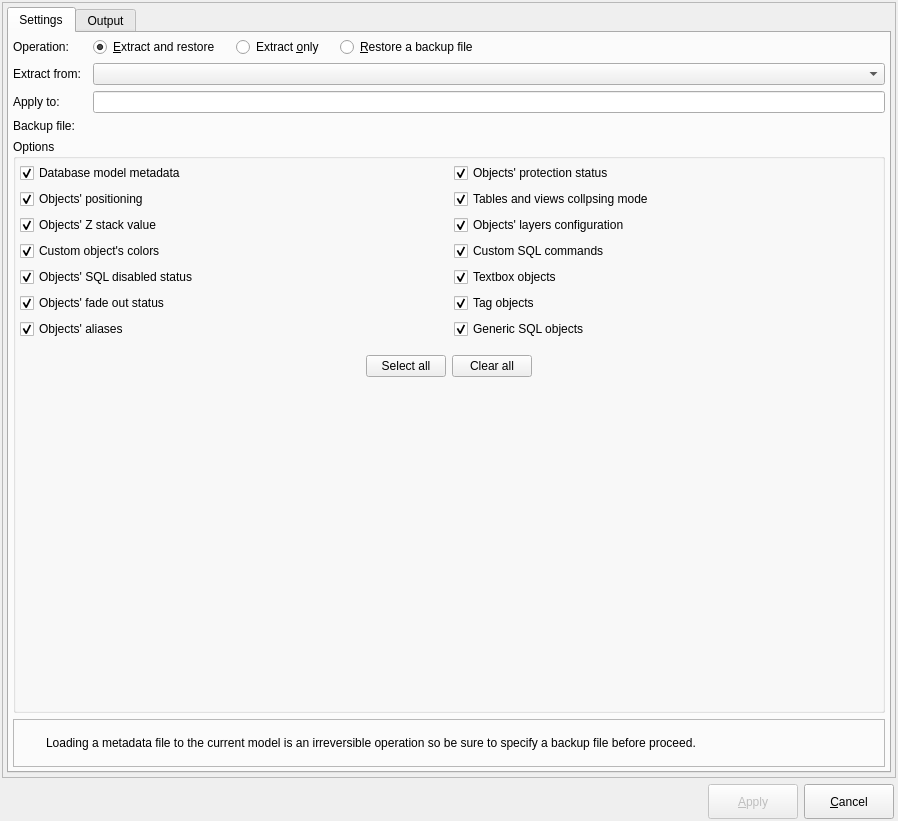
The window that libpgmodeler_ui/ui/metadatahandlingform.ui (pgmodeler/pgmodeler) describes before a commit, drawn with Qt 5.
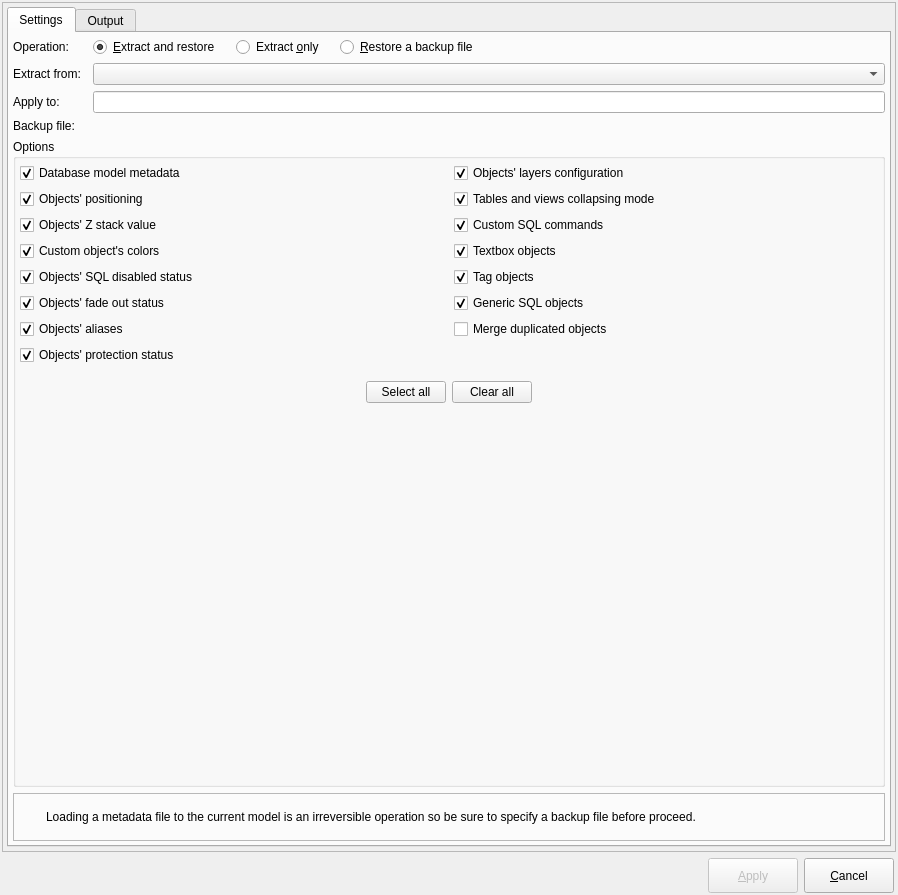
The same window after the commit. Icons and pictures are not drawn.

Commit message: Added an option to the metadata handling operation that serves to indicate if duplicated objects (textboxes, tags, generic sql) must be merged or not.

Diff of the .ui file:
```diff
--- a/libpgmodeler_ui/ui/metadatahandlingform.ui
+++ b/libpgmodeler_ui/ui/metadatahandlingform.ui
@@ -7,7 +7,7 @@
     <x>0</x>
     <y>0</y>
     <width>898</width>
-    <height>821</height>
+    <height>895</height>
    </rect>
   </property>
   <property name="windowTitle">
@@ -466,28 +466,6 @@
                </property>
               </widget>
              </item>
-             <item row="0" column="1">
-              <widget class="QCheckBox" name="objs_protection_chk">
-               <property name="sizePolicy">
-                <sizepolicy hsizetype="Preferred" vsizetype="Fixed">
-                 <horstretch>0</horstretch>
-                 <verstretch>0</verstretch>
-                </sizepolicy>
-               </property>
-               <property name="toolTip">
-                <string>Handles the objects' protection status in the metadata file.</string>
-               </property>
-               <property name="statusTip">
-                <string/>
-               </property>
-               <property name="text">
-                <string>Objects' protection status</string>
-               </property>
-               <property name="checked">
-                <bool>true</bool>
-               </property>
-              </widget>
-             </item>
              <item row="5" column="0">
               <widget class="QCheckBox" name="objs_sql_disabled_chk">
                <property name="sizePolicy">
@@ -525,7 +503,7 @@
                 <string/>
                </property>
                <property name="text">
-                <string>Tables and views collpsing mode</string>
+                <string>Tables and views collapsing mode</string>
                </property>
                <property name="checked">
                 <bool>true</bool>
@@ -611,8 +589,8 @@
                </property>
               </widget>
              </item>
-             <item row="7" column="1">
-              <widget class="QCheckBox" name="generic_sql_objs_chk">
+             <item row="8" column="0">
+              <widget class="QCheckBox" name="objs_protection_chk">
                <property name="sizePolicy">
                 <sizepolicy hsizetype="Preferred" vsizetype="Fixed">
                  <horstretch>0</horstretch>
@@ -626,21 +604,15 @@
                 <string/>
                </property>
                <property name="text">
-                <string>Generic SQL objects</string>
+                <string>Objects' protection status</string>
                </property>
                <property name="checked">
                 <bool>true</bool>
                </property>
               </widget>
              </item>
-             <item row="6" column="1">
-              <widget class="QCheckBox" name="tag_objs_chk">
-               <property name="sizePolicy">
-                <sizepolicy hsizetype="Preferred" vsizetype="Fixed">
-                 <horstretch>0</horstretch>
-                 <verstretch>0</verstretch>
-                </sizepolicy>
-               </property>
+             <item row="0" column="1">
+              <widget class="QCheckBox" name="objs_layers_config_chk">
                <property name="toolTip">
                 <string>&lt;p&gt;Save tags to the output file when extracting metadata. When loading the file, the tags are recreated and duplicated ones are ignored.&lt;/p&gt;</string>
                </property>
@@ -648,36 +620,14 @@
                 <string/>
                </property>
                <property name="text">
-                <string>Tag objects</string>
+                <string>Objects' layers configuration</string>
                </property>
                <property name="checked">
                 <bool>true</bool>
                </property>
               </widget>
              </item>
-             <item row="5" column="1">
-              <widget class="QCheckBox" name="textbox_objs_chk">
-               <property name="sizePolicy">
-                <sizepolicy hsizetype="Preferred" vsizetype="Fixed">
-                 <horstretch>0</horstretch>
-                 <verstretch>0</verstretch>
-                </sizepolicy>
-               </property>
-               <property name="toolTip">
-                <string>&lt;p&gt;Save textboxes to the output file when extracting metadata. When loading the file, the textboxes are recreated and duplicated ones are ignored.&lt;/p&gt;</string>
-               </property>
-               <property name="statusTip">
-                <string/>
-               </property>
-               <property name="text">
-                <string>Textbox objects</string>
-               </property>
-               <property name="checked">
-                <bool>true</bool>
-               </property>
-              </widget>
-             </item>
-             <item row="4" column="1">
+             <item row="3" column="1">
               <widget class="QCheckBox" name="custom_sql_chk">
                <property name="sizePolicy">
                 <sizepolicy hsizetype="Preferred" vsizetype="Fixed">
@@ -699,16 +649,82 @@
                </property>
               </widget>
              </item>
-             <item row="3" column="1">
-              <widget class="QCheckBox" name="objs_layers_config_chk">
+             <item row="4" column="1">
+              <widget class="QCheckBox" name="textbox_objs_chk">
+               <property name="sizePolicy">
+                <sizepolicy hsizetype="Preferred" vsizetype="Fixed">
+                 <horstretch>0</horstretch>
+                 <verstretch>0</verstretch>
+                </sizepolicy>
+               </property>
+               <property name="toolTip">
+                <string>&lt;p&gt;Save textboxes to the output file when extracting metadata. When loading the file, the textboxes are recreated and duplicated ones are ignored.&lt;/p&gt;</string>
+               </property>
+               <property name="statusTip">
+                <string/>
+               </property>
                <property name="text">
-                <string>Objects' layers configuration</string>
+                <string>Textbox objects</string>
                </property>
                <property name="checked">
                 <bool>true</bool>
                </property>
               </widget>
              </item>
+             <item row="5" column="1">
+              <widget class="QCheckBox" name="tag_objs_chk">
+               <property name="sizePolicy">
+                <sizepolicy hsizetype="Preferred" vsizetype="Fixed">
+                 <horstretch>0</horstretch>
+                 <verstretch>0</verstretch>
+                </sizepolicy>
+               </property>
+               <property name="toolTip">
+                <string>&lt;p&gt;Save tags to the output file when extracting metadata. When loading the file, the tags are recreated and duplicated ones are ignored.&lt;/p&gt;</string>
+               </property>
+               <property name="statusTip">
+                <string/>
+               </property>
+               <property name="text">
+                <string>Tag objects</string>
+               </property>
+               <property name="checked">
+                <bool>true</bool>
+               </property>
+              </widget>
+             </item>
+             <item row="6" column="1">
+              <widget class="QCheckBox" name="generic_sql_objs_chk">
+               <property name="sizePolicy">
+                <sizepolicy hsizetype="Preferred" vsizetype="Fixed">
+                 <horstretch>0</horstretch>
+                 <verstretch>0</verstretch>
+                </sizepolicy>
+               </property>
+               <property name="toolTip">
+                <string>&lt;p&gt;Save generic SQL objects to the output file when extracting metadata. When loading the file, the objects are recreated and duplicated ones are ignored.&lt;/p&gt;</string>
+               </property>
+               <property name="statusTip">
+                <string/>
+               </property>
+               <property name="text">
+                <string>Generic SQL objects</string>
+               </property>
+               <property name="checked">
+                <bool>true</bool>
+               </property>
+              </widget>
+             </item>
+             <item row="7" column="1">
+              <widget class="QCheckBox" name="merge_dup_objs_chk">
+               <property name="toolTip">
+                <string>&lt;p&gt;Textboxes, tags, and generic SQL objects from the metadata file will be merged into the ones that already exist in the database model.&lt;/p&gt;</string>
+               </property>
+               <property name="text">
+                <string>Merge duplicated objects</string>
+               </property>
+              </widget>
+             </item>
             </layout>
            </widget>
           </item>
```
Left out of the diff: 7 changed lines with no effect on the pictures. The commit also changes 3 other files.
